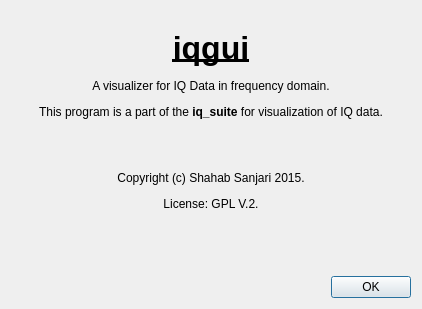
Qt form aboutdialog.ui (xaratustrah/iqtools) before a commit.
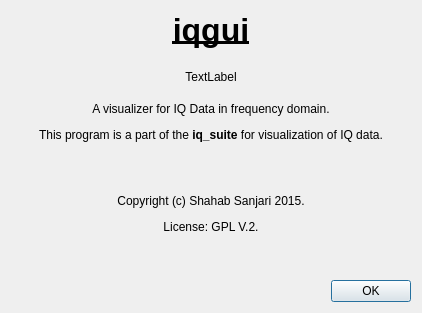
The same form after that commit.

```diff
--- a/aboutdialog.ui
+++ b/aboutdialog.ui
@@ -7,7 +7,7 @@
     <x>0</x>
     <y>0</y>
     <width>422</width>
-    <height>309</height>
+    <height>313</height>
    </rect>
   </property>
   <property name="windowTitle">
@@ -17,7 +17,24 @@
    <item>
     <widget class="QLabel" name="label">
      <property name="text">
-      <string>&lt;html&gt;&lt;head/&gt;&lt;body&gt;&lt;p align=&quot;center&quot;&gt;&lt;span style=&quot; font-size:24pt; font-weight:600; text-decoration: underline;&quot;&gt;iqgui&lt;/span&gt;&lt;/p&gt;&lt;p align=&quot;center&quot;&gt;A visualizer for IQ Data in frequency domain.&lt;/p&gt;&lt;p align=&quot;center&quot;&gt;This program is a part of the &lt;span style=&quot; font-weight:600;&quot;&gt;iq_suite&lt;/span&gt; for visualization of IQ data.&lt;/p&gt;&lt;p align=&quot;center&quot;&gt;&lt;br/&gt;&lt;/p&gt;&lt;p align=&quot;center&quot;&gt;Copyright (c) Shahab Sanjari 2015.&lt;/p&gt;&lt;p align=&quot;center&quot;&gt;License: GPL V.2.&lt;/p&gt;&lt;p align=&quot;center&quot;&gt;&lt;br/&gt;&lt;/p&gt;&lt;/body&gt;&lt;/html&gt;</string>
+      <string>&lt;html&gt;&lt;head/&gt;&lt;body&gt;&lt;p align=&quot;center&quot;&gt;&lt;span style=&quot; font-size:24pt; font-weight:600; text-decoration: underline;&quot;&gt;iqgui&lt;/span&gt;&lt;/p&gt;&lt;/body&gt;&lt;/html&gt;</string>
+     </property>
+    </widget>
+   </item>
+   <item>
+    <widget class="QLabel" name="labelVersion">
+     <property name="text">
+      <string>TextLabel</string>
+     </property>
+     <property name="alignment">
+      <set>Qt::AlignCenter</set>
+     </property>
+    </widget>
+   </item>
+   <item>
+    <widget class="QLabel" name="labelDescription">
+     <property name="text">
+      <string>&lt;html&gt;&lt;head/&gt;&lt;body&gt;&lt;p align=&quot;center&quot;&gt;A visualizer for IQ Data in frequency domain.&lt;/p&gt;&lt;p align=&quot;center&quot;&gt;This program is a part of the &lt;span style=&quot; font-weight:600;&quot;&gt;iq_suite&lt;/span&gt; for visualization of IQ data.&lt;/p&gt;&lt;p align=&quot;center&quot;&gt;&lt;br/&gt;&lt;/p&gt;&lt;p align=&quot;center&quot;&gt;Copyright (c) Shahab Sanjari 2015.&lt;/p&gt;&lt;p align=&quot;center&quot;&gt;License: GPL V.2.&lt;/p&gt;&lt;p align=&quot;center&quot;&gt;&lt;br/&gt;&lt;/p&gt;&lt;/body&gt;&lt;/html&gt;</string>
      </property>
     </widget>
    </item>
```
Left out of the diff: 2 changed lines with no effect on the pictures.
